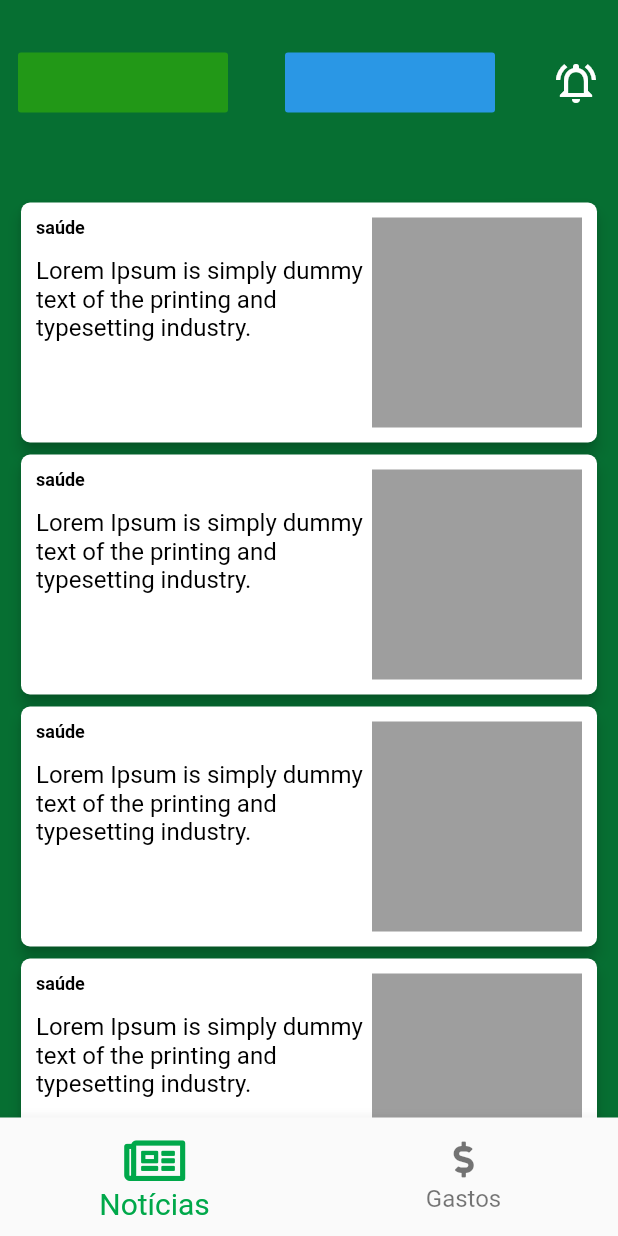
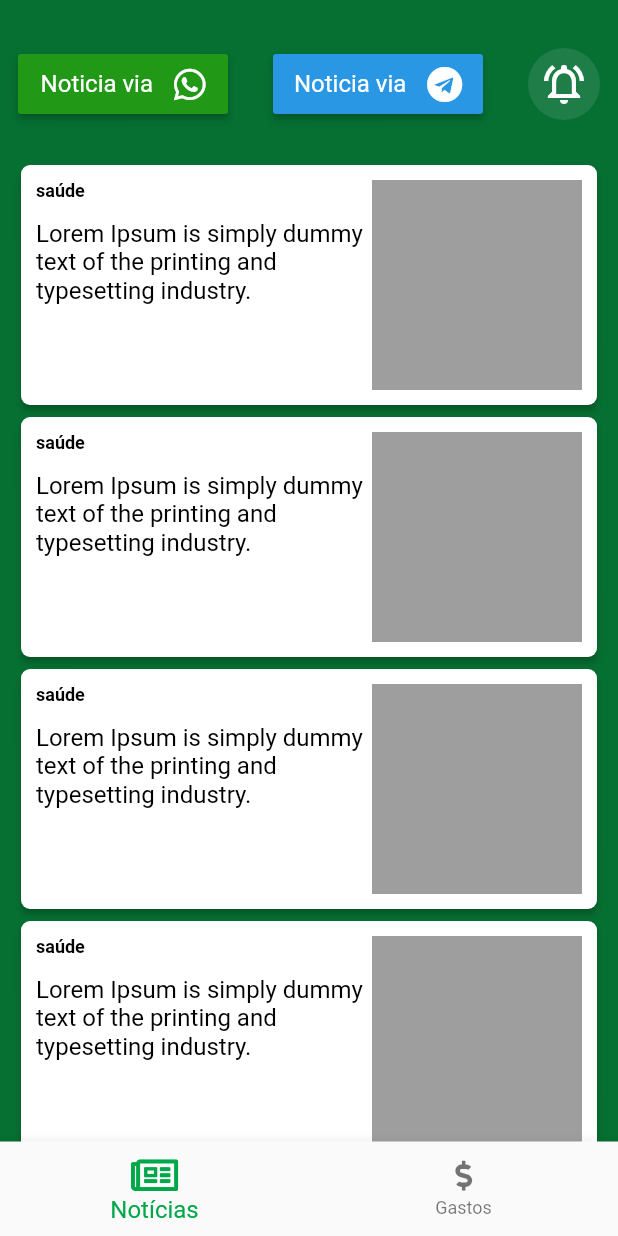
Before and after one commit to jorgejunior618/hackathon_gov_ce, a Flutter app: the screen it shows after launch, on a phone screen of 412 x 824 dp. Run offline on Flutter 3.47's test engine with Material 2 defaults, Android fonts, the phone set to English and light mode, and no system bars; our stand-ins replace font_awesome_flutter; missing offline and left inert: easy_mask.

Commit message:
Componente visual de noticias preparado

```diff
--- a/mobile/transparencia_gov_ce/lib/screens/home.dart
+++ b/mobile/transparencia_gov_ce/lib/screens/home.dart
@@ -53,10 +53,10 @@ class _HomeState extends State<Home> {
         ],
         currentIndex: _selectedIndex,
         selectedItemColor: MaterialColors.primary,
-        selectedFontSize: 20,
-        selectedIconTheme: const IconThemeData(size: 36),
-        unselectedFontSize: 16,
-        type: BottomNavigationBarType.fixed,
+        selectedFontSize: 16,
+        selectedIconTheme: const IconThemeData(size: 28),
+        unselectedFontSize: 12,
+        unselectedIconTheme: const IconThemeData(size: 20),
         onTap: _onItemTapped,
       ),
     );
@@ -80,7 +80,7 @@ class Noticias extends StatelessWidget {
         SingleChildScrollView(
           padding: const EdgeInsets.symmetric(horizontal: 14),
           child: Padding(
-            padding: const EdgeInsets.only(top: 135.0),
+            padding: const EdgeInsets.only(top: 110.0),
             child: Column(
               children: [
                 for (int i = 0; i < 7; i++)
@@ -94,39 +94,88 @@ class Noticias extends StatelessWidget {
         ),
         Container(
           color: MaterialColors.bgColorScreen,
-          height: 110,
+          height: 100,
           width: double.maxFinite,
           child: Padding(
             padding: EdgeInsets.only(
               left: 12.0,
               right: 12.0,
-              top: MediaQuery.of(context).padding.top,
+              top: MediaQuery.of(context).padding.top + 12,
             ),
             child: Row(
               mainAxisAlignment: MainAxisAlignment.spaceBetween,
-              children: const [
+              children: [
                 Material(
                   type: MaterialType.button,
+                  elevation: 2.0,
                   color: MaterialColors.whatsApp,
+                  child: InkWell(
+                    onTap: () {},
                     child: SizedBox(
                       width: 140,
                       height: 40,
+                      child: Padding(
+                        padding: const EdgeInsets.symmetric(horizontal: 8.0),
+                        child: Row(
+                          mainAxisAlignment: MainAxisAlignment.center,
+                          children: const [
+                            SimpleText("Noticia via ", textColor: Colors.white),
+                            SizedBox(width: 10),
+                            FaIcon(
+                              FontAwesomeIcons.whatsapp,
+                              color: Colors.white,
+                            ),
+                          ],
+                        ),
+                      ),
+                    ),
                   ),
                 ),
                 Material(
                   type: MaterialType.button,
+                  elevation: 2.0,
                   color: MaterialColors.telegram,
+                  child: InkWell(
+                    onTap: () {},
                     child: SizedBox(
                       width: 140,
                       height: 40,
+                      child: Padding(
+                        padding: const EdgeInsets.symmetric(horizontal: 8.0),
+                        child: Row(
+                          mainAxisAlignment: MainAxisAlignment.center,
+                          children: const [
+                            SimpleText("Noticia via ", textColor: Colors.white),
+                            SizedBox(width: 10),
+                            FaIcon(
+                              FontAwesomeIcons.telegram,
+                              color: Colors.white,
+                            ),
+                          ],
+                        ),
+                      ),
+                    ),
                   ),
                 ),
                 Material(
                   type: MaterialType.transparency,
-                  child: Icon(
+                  child: InkWell(
+                    borderRadius: const BorderRadius.all(Radius.circular(50)),
+                    onTap: () {},
+                    child: Container(
+                      padding: const EdgeInsets.all(8.0),
+                      decoration: BoxDecoration(
+                        borderRadius: const BorderRadius.all(
+                          Radius.circular(50),
+                        ),
+                        color: Colors.white.withOpacity(0.1),
+                      ),
+                      child: const Icon(
                         Icons.notifications_on_outlined,
                         size: 32,
                         color: Colors.white,
+                      ),
+                    ),
                   ),
                 ),
               ],
@@ -153,7 +202,7 @@ class CardNoticia extends StatelessWidget {
     return Material(
       type: MaterialType.card,
       borderRadius: const BorderRadius.all(Radius.circular(6)),
-      elevation: 4.0,
+      elevation: 2.0,
       child: SizedBox(
         width: double.maxFinite,
         child: Padding(
```
Lines whose indentation alone changed are shown as unchanged.
